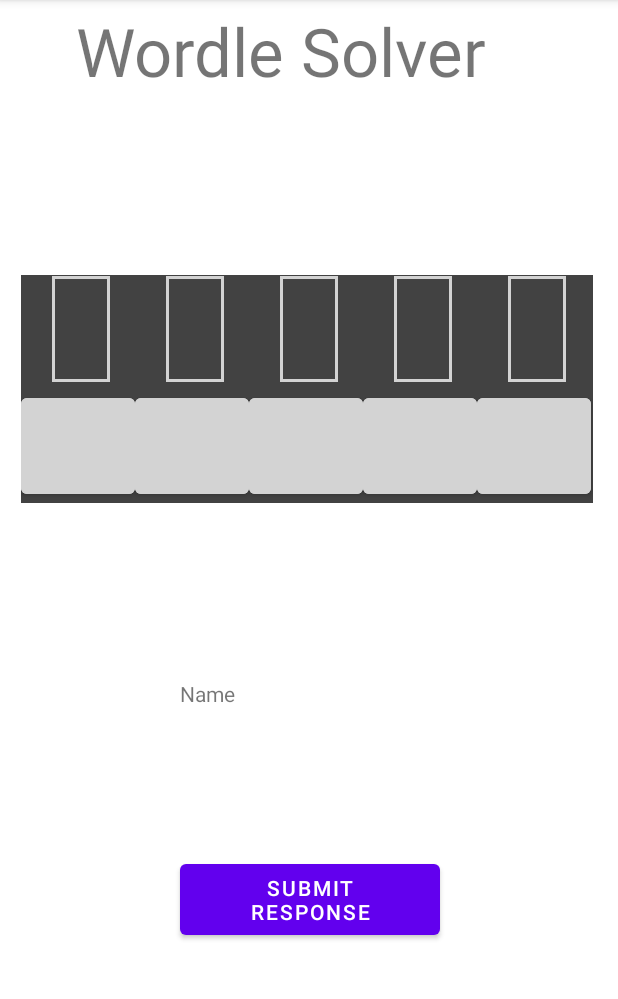
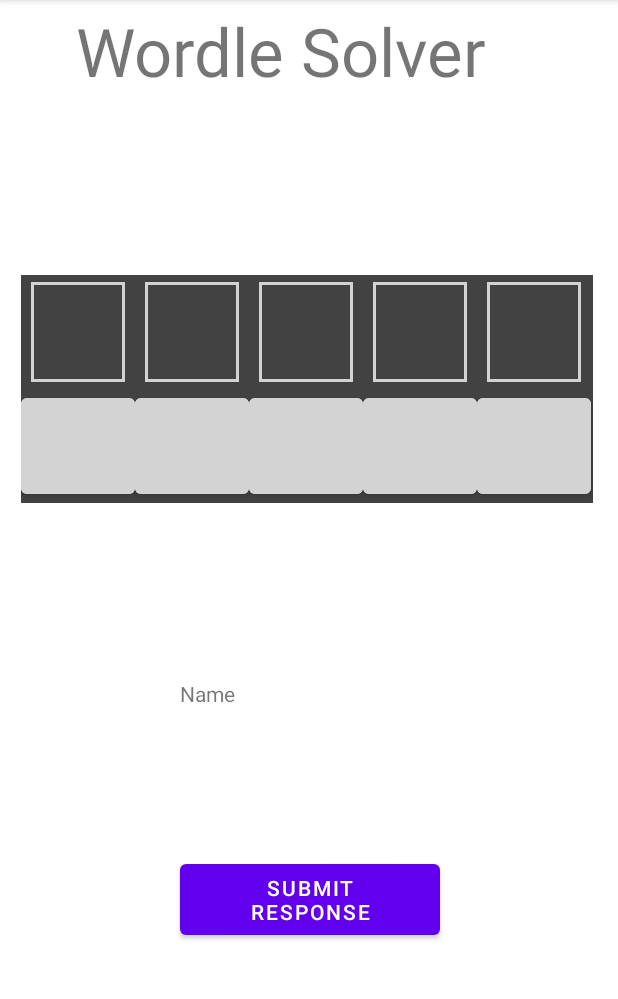
Before and after one commit to wwills2/wordle_coach, an Android app: the screen it shows after launch (MainActivity), on a phone screen of 412 x 824 dp, the part 84-1083 px from its top. Run offline under Robolectric (Android 15) with nearby library versions, the phone set to English and light mode, and no system bars.

Commit message:
Update shape.xml
Fixed margins

```diff
--- a/app/src/main/res/drawable/shape.xml
+++ b/app/src/main/res/drawable/shape.xml
@@ -1,6 +1,6 @@
 <inset xmlns:android="http://schemas.android.com/apk/res/android"
-    android:insetLeft="16dp"
-    android:insetRight="16dp">
+    android:insetLeft="2dp"
+    android:insetRight="2dp">
     <layer-list>
         <item>
             <shape android:shape="rectangle">
@@ -10,8 +10,8 @@
 
         <item
             android:left="5dp"
-            android:right="1dp"
-            android:top="1dp"
+            android:right="5dp"
+            android:top="5dp"
             android:bottom="5dp">
 
             <shape>
```
